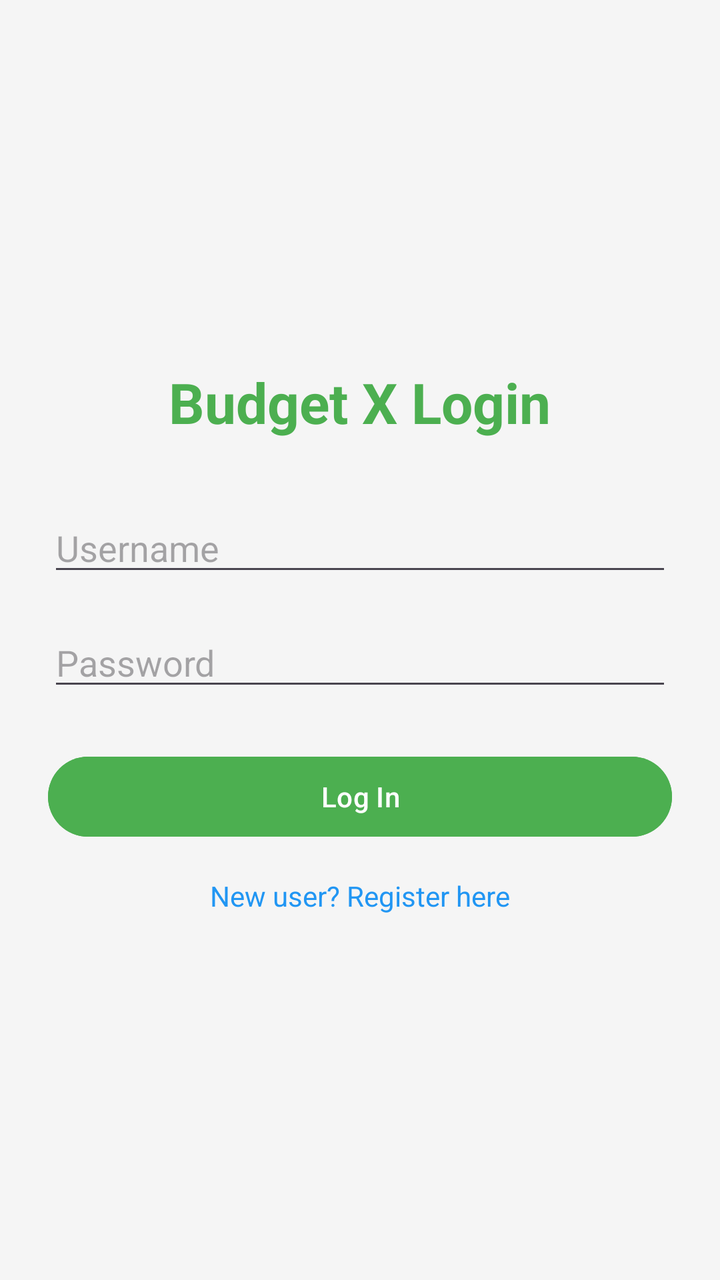
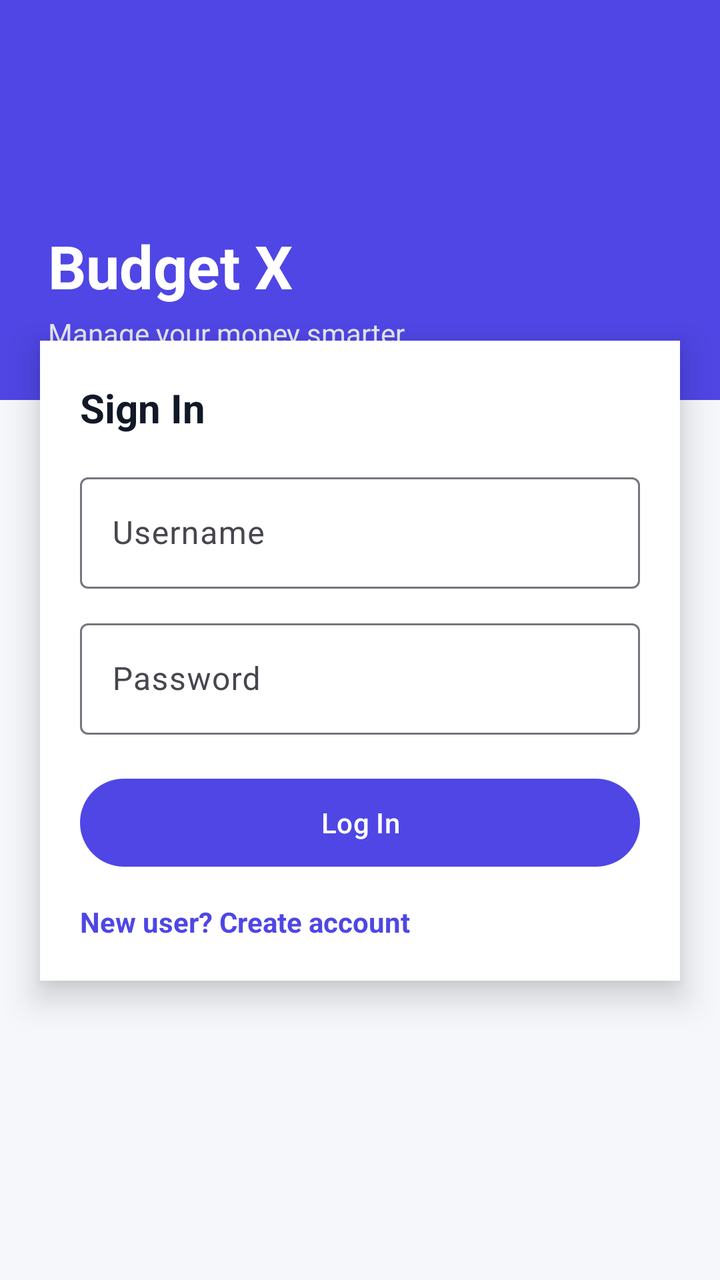

Screens rendered from an Android XML layout before and after an edit, with the pre-edit source and the edit as a unified diff.
<!-- AndroidManifest.xml: application theme Theme.BudgetX -->
<!-- res/layout/activity_login.xml -->
<?xml version="1.0" encoding="utf-8"?>
<LinearLayout xmlns:android="http://schemas.android.com/apk/res/android"
    android:layout_width="match_parent"
    android:layout_height="match_parent"
    android:orientation="vertical"
    android:padding="24dp"
    android:gravity="center"
    android:background="#F5F5F5">

    <TextView
        android:layout_width="wrap_content"
        android:layout_height="wrap_content"
        android:text="Budget X Login"
        android:textSize="28sp"
        android:textStyle="bold"
        android:textColor="#4CAF50"
        android:layout_marginBottom="32dp" />

    <EditText
        android:id="@+id/etUsername"
        android:layout_width="match_parent"
        android:layout_height="wrap_content"
        android:hint="Username"
        android:inputType="text"
        android:layout_marginBottom="16dp" />

    <EditText
        android:id="@+id/etPassword"
        android:layout_width="match_parent"
        android:layout_height="wrap_content"
        android:hint="Password"
        android:inputType="textPassword"
        android:layout_marginBottom="24dp" />

    <Button
        android:id="@+id/btnLogin"
        android:layout_width="match_parent"
        android:layout_height="wrap_content"
        android:text="Log In"
        android:backgroundTint="#4CAF50"
        android:textColor="#FFFFFF" />

    <TextView
        android:id="@+id/tvRegisterLink"
        android:layout_width="wrap_content"
        android:layout_height="wrap_content"
        android:text="New user? Register here"
        android:layout_marginTop="16dp"
        android:textColor="#2196F3" />

</LinearLayout>
<!-- resources referenced by this layout -->
<resources>
  <style name="Theme.BudgetX" parent="Base.Theme.BudgetX" />
  <style name="Base.Theme.BudgetX" parent="Theme.Material3.DayNight.NoActionBar">
          
          
      </style>
</resources>

<!-- the commit's change to res/layout/activity_login.xml (unified diff, before → after) -->
@@ -1,51 +1,104 @@
 <?xml version="1.0" encoding="utf-8"?>
 <LinearLayout xmlns:android="http://schemas.android.com/apk/res/android"
+    xmlns:app="http://schemas.android.com/apk/res-auto"
     android:layout_width="match_parent"
     android:layout_height="match_parent"
     android:orientation="vertical"
-    android:padding="24dp"
-    android:gravity="center"
-    android:background="#F5F5F5">
+    android:background="#F5F7FB">
 
-    <TextView
-        android:layout_width="wrap_content"
-        android:layout_height="wrap_content"
-        android:text="Budget X Login"
-        android:textSize="28sp"
-        android:textStyle="bold"
-        android:textColor="#4CAF50"
-        android:layout_marginBottom="32dp" />
+    
+    <LinearLayout
+        android:layout_width="match_parent"
+        android:layout_height="200dp"
+        android:background="#4F46E5"
+        android:orientation="vertical"
+        android:padding="24dp"
+        android:gravity="bottom">
 
-    <EditText
-        android:id="@+id/etUsername"
+        <TextView
+            android:layout_width="wrap_content"
+            android:layout_height="wrap_content"
+            android:text="Budget X"
+            android:textSize="30sp"
+            android:textStyle="bold"
+            android:textColor="#FFFFFF"/>
+
+        <TextView
+            android:layout_width="wrap_content"
+            android:layout_height="wrap_content"
+            android:text="Manage your money smarter"
+            android:textSize="14sp"
+            android:textColor="#E5E7EB"
+            android:layout_marginTop="4dp"/>
+    </LinearLayout>
+
+    
+    <LinearLayout
         android:layout_width="match_parent"
         android:layout_height="wrap_content"
-        android:hint="Username"
-        android:inputType="text"
-        android:layout_marginBottom="16dp" />
+        android:orientation="vertical"
+        android:layout_marginTop="-30dp"
+        android:layout_marginLeft="20dp"
+        android:layout_marginRight="20dp"
+        android:background="#FFFFFF"
+        android:padding="20dp"
+        android:elevation="10dp">
 
-    <EditText
-        android:id="@+id/etPassword"
-        android:layout_width="match_parent"
-        android:layout_height="wrap_content"
-        android:hint="Password"
-        android:inputType="textPassword"
-        android:layout_marginBottom="24dp" />
+        
+        <TextView
+            android:layout_width="wrap_content"
+            android:layout_height="wrap_content"
+            android:text="Sign In"
+            android:textSize="20sp"
+            android:textStyle="bold"
+            android:textColor="#111827"
+            android:layout_marginBottom="16dp"/>
 
-    <Button
-        android:id="@+id/btnLogin"
-        android:layout_width="match_parent"
-        android:layout_height="wrap_content"
-        android:text="Log In"
-        android:backgroundTint="#4CAF50"
-        android:textColor="#FFFFFF" />
+        
+        <com.google.android.material.textfield.TextInputLayout
+            android:layout_width="match_parent"
+            android:layout_height="wrap_content"
+            android:hint="Username">
 
-    <TextView
-        android:id="@+id/tvRegisterLink"
-        android:layout_width="wrap_content"
-        android:layout_height="wrap_content"
-        android:text="New user? Register here"
-        android:layout_marginTop="16dp"
-        android:textColor="#2196F3" />
+            <com.google.android.material.textfield.TextInputEditText
+                android:id="@+id/etUsername"
+                android:layout_width="match_parent"
+                android:layout_height="wrap_content"/>
+        </com.google.android.material.textfield.TextInputLayout>
+
+        
+        <com.google.android.material.textfield.TextInputLayout
+            android:layout_width="match_parent"
+            android:layout_height="wrap_content"
+            android:layout_marginTop="12dp"
+            android:hint="Password">
+
+            <com.google.android.material.textfield.TextInputEditText
+                android:id="@+id/etPassword"
+                android:layout_width="match_parent"
+                android:layout_height="wrap_content"
+                android:inputType="textPassword"/>
+        </com.google.android.material.textfield.TextInputLayout>
+
+        
+        <com.google.android.material.button.MaterialButton
+            android:id="@+id/btnLogin"
+            android:layout_width="match_parent"
+            android:layout_height="52dp"
+            android:text="Log In"
+            android:textColor="#FFFFFF"
+            app:backgroundTint="#4F46E5"
+            android:layout_marginTop="18dp"/>
+
+        
+        <TextView
+            android:id="@+id/tvRegisterLink"
+            android:layout_width="wrap_content"
+            android:layout_height="wrap_content"
+            android:text="New user? Create account"
+            android:textColor="#4F46E5"
+            android:textStyle="bold"
+            android:layout_marginTop="14dp"/>
+    </LinearLayout>
 
 </LinearLayout>
